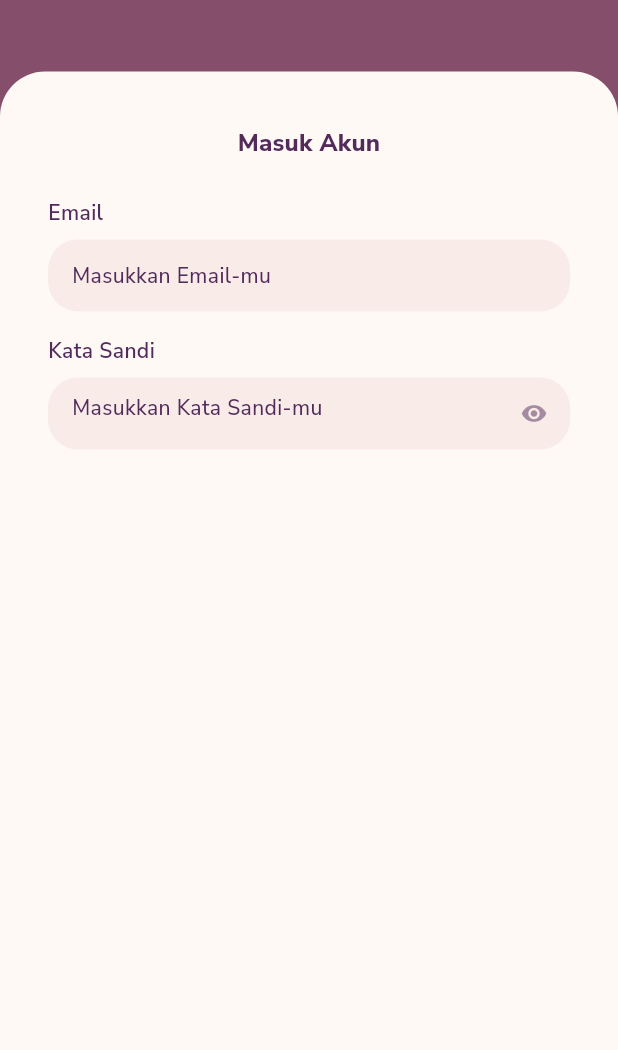
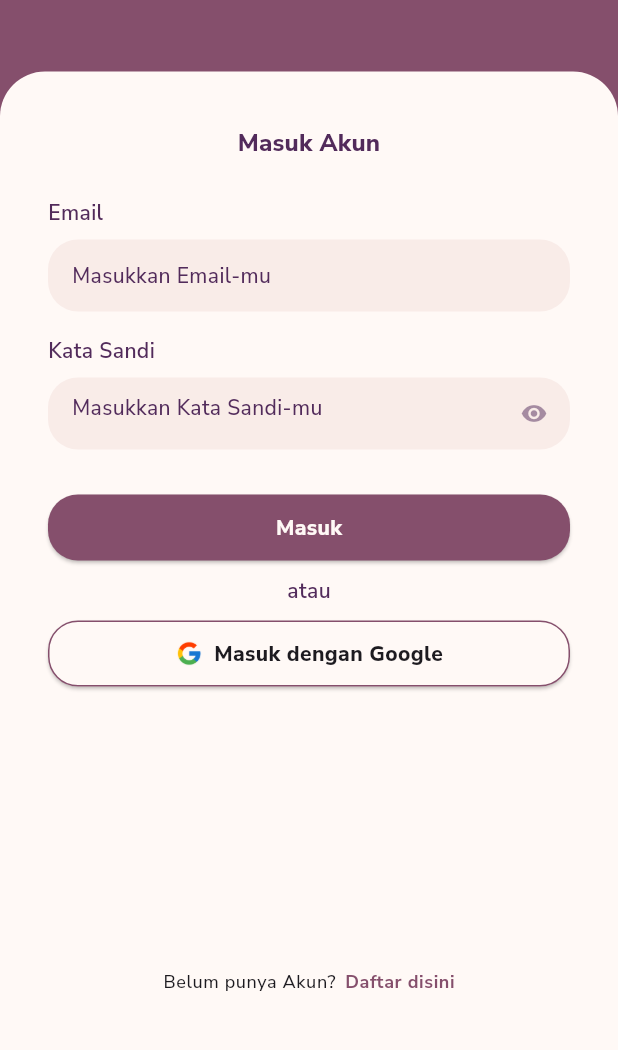
Before and after one commit to inirafli/mealty, a Flutter app: the screen it shows after launch, on a phone screen of 412 x 824 dp, the part 182-1232 px from its top. Run offline on Flutter 3.47's test engine with Material 3 defaults, Android fonts, the phone set to English and light mode, and no system bars; our stand-ins replace google_fonts.

Commit message:
completed login_screen ui design

```diff
--- a/lib/common/styles.dart
+++ b/lib/common/styles.dart
@@ -29,7 +29,7 @@ final TextTheme appTextTheme = TextTheme(
   labelLarge: GoogleFonts.nunitoSans(
       fontSize: 14, fontWeight: FontWeight.w600, letterSpacing: 1.25),
   bodySmall: GoogleFonts.nunitoSans(
-      fontSize: 10, fontWeight: FontWeight.w400, letterSpacing: 0.4),
+      fontSize: 12, fontWeight: FontWeight.w500, letterSpacing: 0.4),
   labelSmall: GoogleFonts.nunitoSans(
       fontSize: 12, fontWeight: FontWeight.w400, letterSpacing: 1.5),
 );
--- a/lib/main.dart
+++ b/lib/main.dart
@@ -39,6 +39,9 @@ class MyApp extends StatelessWidget {
             backgroundColor: primaryColor,
             foregroundColor: onPrimaryColor,
             padding: const EdgeInsets.symmetric(vertical: 12.0),
+            shape: RoundedRectangleBorder(
+              borderRadius: BorderRadius.circular(20.0),
+            ),
           ),
         ),
         textTheme: appTextTheme,
--- a/lib/ui/login_screen.dart
+++ b/lib/ui/login_screen.dart
@@ -1,7 +1,28 @@
 import 'package:flutter/material.dart';
+import 'package:mealty/widgets/auth_bottom_action.dart';
 
-class LoginScreen extends StatelessWidget {
+import '../widgets/custom_text_field.dart';
+import '../widgets/password_text_field.dart';
+import '../widgets/welcome_message.dart';
+
+class LoginScreen extends StatefulWidget {
   const LoginScreen({super.key});
+
+  @override
+  State<LoginScreen> createState() => _LoginScreenState();
+}
+
+class _LoginScreenState extends State<LoginScreen> {
+  final TextEditingController _emailController = TextEditingController();
+  final TextEditingController _passwordController = TextEditingController();
+  bool _passwordObscure = true;
+
+  @override
+  void dispose() {
+    _emailController.dispose();
+    _passwordController.dispose();
+    super.dispose();
+  }
 
   @override
   Widget build(BuildContext context) {
@@ -16,44 +37,15 @@ class LoginScreen extends StatelessWidget {
                 crossAxisAlignment: CrossAxisAlignment.start,
                 children: [
                   const SizedBox(height: 24.0),
-                  Padding(
-                    padding: const EdgeInsets.all(24.0),
-                    child: RichText(
-                      textAlign: TextAlign.start,
-                      text: TextSpan(
-                        children: [
-                          TextSpan(
-                            text: 'Selamat datang kembali\ndi ',
-                            style: Theme.of(context)
-                                .textTheme
-                                .headlineSmall
-                                ?.copyWith(
-                                  color:
-                                      Theme.of(context).colorScheme.onPrimary,
-                                  fontWeight: FontWeight.bold,
-                                ),
-                          ),
-                          TextSpan(
-                            text: 'Mealty.',
-                            style: Theme.of(context)
-                                .textTheme
-                                .headlineMedium
-                                ?.copyWith(
-                                  color:
-                                      Theme.of(context).colorScheme.secondary,
-                                  fontWeight: FontWeight.w800,
-                                ),
-                          ),
-                        ],
-                      ),
-                    ),
+                  const WelcomeMessage(
+                    firstText: 'Selamat datang kembali\ndi ',
                   ),
                   const SizedBox(height: 24.0),
                   Expanded(
                     child: Container(
                       width: double.infinity,
-                      padding: const EdgeInsets.symmetric(
-                          horizontal: 32.0, vertical: 36.0),
+                      padding: const EdgeInsets.only(
+                          left: 32.0, right: 32.0, top: 36.0, bottom: 24.0),
                       decoration: BoxDecoration(
                         color: Theme.of(context).colorScheme.onPrimary,
                         borderRadius: const BorderRadius.only(
@@ -77,11 +69,40 @@ class LoginScreen extends StatelessWidget {
                             textAlign: TextAlign.center,
                           ),
                           const SizedBox(height: 24.0),
-                          Column(
-                            crossAxisAlignment: CrossAxisAlignment.start,
-                            children: [
+                          CustomTextField(
+                            controller: _emailController,
+                            labelText: 'Email',
+                            hintText: 'Masukkan Email-mu',
+                          ),
+                          const SizedBox(height: 16.0),
+                          PasswordTextField(
+                            controller: _passwordController,
+                            obscureText: _passwordObscure,
+                            togglePasswordVisibility: () {
+                              setState(() {
+                                _passwordObscure = !_passwordObscure;
+                              });
+                            },
+                          ),
+                          const SizedBox(height: 28.0),
+                          SizedBox(
+                            width: double.infinity,
+                            child: ElevatedButton(
+                              onPressed: () {
+
+                              },
+                              child: Text(
+                                'Masuk',
+                                style: Theme.of(context).textTheme.bodyMedium?.copyWith(
+                                  color: Theme.of(context).colorScheme.onPrimary,
+                                  fontWeight: FontWeight.w800,
+                                ),
+                              ),
+                            ),
+                          ),
+                          const SizedBox(height: 8.0),
                           Text(
-                                'Email',
+                            'atau',
                             style: Theme.of(context)
                                 .textTheme
                                 .bodyMedium
@@ -92,109 +113,43 @@ class LoginScreen extends StatelessWidget {
                               fontWeight: FontWeight.w600,
                             ),
                           ),
-                              const SizedBox(height: 8),
-                              Container(
-                                decoration: BoxDecoration(
-                                  color: Theme.of(context)
-                                      .colorScheme
-                                      .surface
-                                      .withOpacity(0.2),
-                                  borderRadius: BorderRadius.circular(20),
+                          const SizedBox(height: 8.0),
+                          SizedBox(
+                            width: double.infinity,
+                            child: ElevatedButton.icon(
+                              onPressed: () {
+                                // Implement login with Google logic
+                              },
+                              style: ElevatedButton.styleFrom(
+                                backgroundColor: Theme.of(context).colorScheme.onPrimary,
+                                foregroundColor: Theme.of(context).colorScheme.onBackground,
+                                shape: RoundedRectangleBorder(
+                                  borderRadius: BorderRadius.circular(20.0),
+                                  side: BorderSide(
+                                    color: Theme.of(context).colorScheme.primary,
+                                  )
+                                )
                               ),
-                                child: TextField(
-                                  style: Theme.of(context)
-                                      .textTheme
-                                      .bodyMedium
-                                      ?.copyWith(
-                                          color: Theme.of(context)
-                                              .colorScheme
-                                              .onBackground,
-                                          fontWeight: FontWeight.w600),
-                                  decoration: InputDecoration(
-                                    contentPadding: const EdgeInsets.symmetric(
-                                        horizontal: 16, vertical: 10),
-                                    border: InputBorder.none,
-                                    hintText: 'Masukkan Email-mu',
-                                    hintStyle: Theme.of(context)
-                                        .textTheme
-                                        .bodyMedium
-                                        ?.copyWith(
-                                          color: Theme.of(context)
-                                              .colorScheme
-                                              .onBackground,
-                                          fontWeight: FontWeight.w500,
+                              icon: Image.asset(
+                                'images/google_icon.png',
+                                width: 18,
+                                height: 18,
+                              ),
+                              label: Text(
+                                'Masuk dengan Google',
+                                style: Theme.of(context).textTheme.bodyMedium?.copyWith(
+                                  fontWeight: FontWeight.w800,
                                 ),
                               ),
                             ),
                           ),
-                            ],
-                          ),
-                          const SizedBox(height: 16.0),
-                          Column(
-                            crossAxisAlignment: CrossAxisAlignment.start,
-                            children: [
-                              Text(
-                                'Kata Sandi',
-                                style: Theme.of(context)
-                                    .textTheme
-                                    .bodyMedium
-                                    ?.copyWith(
-                                      color: Theme.of(context)
-                                          .colorScheme
-                                          .onBackground,
-                                      fontWeight: FontWeight.w600,
-                                    ),
-                              ),
-                              const SizedBox(height: 8),
-                              Container(
-                                decoration: BoxDecoration(
-                                  color: Theme.of(context)
-                                      .colorScheme
-                                      .surface
-                                      .withOpacity(0.2),
-                                  borderRadius: BorderRadius.circular(20),
-                                ),
-                                child: TextField(
-                                  style: Theme.of(context)
-                                      .textTheme
-                                      .bodyMedium
-                                      ?.copyWith(
-                                          color: Theme.of(context)
-                                              .colorScheme
-                                              .onBackground,
-                                          fontWeight: FontWeight.w600),
-                                  decoration: InputDecoration(
-                                    contentPadding: const EdgeInsets.symmetric(
-                                        horizontal: 16, vertical: 10),
-                                    border: InputBorder.none,
-                                    hintText: 'Masukkan Kata Sandi-mu',
-                                    hintStyle: Theme.of(context)
-                                        .textTheme
-                                        .bodyMedium
-                                        ?.copyWith(
-                                          color: Theme.of(context)
-                                              .colorScheme
-                                              .onBackground,
-                                          fontWeight: FontWeight.w500,
-                                        ),
-                                    suffixIcon: IconButton(
-                                      icon: Icon(
-                                        Icons.visibility,
-                                        size: 18.0,
-                                        color: Theme.of(context)
-                                            .colorScheme
-                                            .onBackground
-                                            .withOpacity(0.5),
-                                      ),
-                                      onPressed: () {
-                                        // Toggle password visibility
+                          const Spacer(),
+                          FormActionRow(
+                            message: 'Belum punya Akun?',
+                            buttonText: 'Daftar disini',
+                            onButtonPressed: () {
+                              // Handle registration navigation
                             },
-                                    ),
-                                  ),
-                                  obscureText: true,
-                                ),
-                              ),
-                            ],
                           ),
                         ],
                       ),
--- /dev/null
+++ b/lib/ui/register_screen.dart
@@ -0,0 +1 @@
+import 'package:flutter/material.dart';
--- /dev/null
+++ b/lib/widgets/auth_bottom_action.dart
@@ -0,0 +1,39 @@
+import 'package:flutter/material.dart';
+
+class FormActionRow extends StatelessWidget {
+  final String message;
+  final String buttonText;
+  final VoidCallback onButtonPressed;
+
+  const FormActionRow({
+    super.key,
+    required this.message,
+    required this.buttonText,
+    required this.onButtonPressed,
+  });
+
+  @override
+  Widget build(BuildContext context) {
+    return Row(
+      mainAxisAlignment: MainAxisAlignment.center,
+      children: [
+        Text(message, style: Theme.of(context).textTheme.bodySmall),
+        const SizedBox(width: 6.0),
+        TextButton(
+          onPressed: onButtonPressed,
+          style: TextButton.styleFrom(
+            minimumSize: Size.zero, // Set this
+            padding: EdgeInsets.zero, // and this
+          ),
+          child: Text(
+            buttonText,
+            style: Theme.of(context).textTheme.bodySmall?.copyWith(
+                  color: Theme.of(context).colorScheme.primary,
+                  fontWeight: FontWeight.bold,
+                ),
+          ),
+        ),
+      ],
+    );
+  }
+}
--- /dev/null
+++ b/lib/widgets/custom_text_field.dart
@@ -0,0 +1,54 @@
+import 'package:flutter/material.dart';
+
+class CustomTextField extends StatelessWidget {
+  final TextEditingController controller;
+  final String labelText;
+  final String hintText;
+
+  const CustomTextField({
+    super.key,
+    required this.controller,
+    required this.labelText,
+    required this.hintText,
+  });
+
+  @override
+  Widget build(BuildContext context) {
+    return Column(
+      crossAxisAlignment: CrossAxisAlignment.start,
+      children: [
+        Text(
+          labelText,
+          style: Theme.of(context).textTheme.bodyMedium?.copyWith(
+                color: Theme.of(context).colorScheme.onBackground,
+                fontWeight: FontWeight.w600,
+              ),
+        ),
+        const SizedBox(height: 8),
+        Container(
+          decoration: BoxDecoration(
+            color: Theme.of(context).colorScheme.surface.withOpacity(0.2),
+            borderRadius: BorderRadius.circular(20),
+          ),
+          child: TextField(
+            controller: controller,
+            style: Theme.of(context).textTheme.bodyMedium?.copyWith(
+                  color: Theme.of(context).colorScheme.onBackground,
+                  fontWeight: FontWeight.w600,
+                ),
+            decoration: InputDecoration(
+              contentPadding:
+                  const EdgeInsets.symmetric(horizontal: 16, vertical: 10),
+              border: InputBorder.none,
+              hintText: hintText,
+              hintStyle: Theme.of(context).textTheme.bodyMedium?.copyWith(
+                    color: Theme.of(context).colorScheme.onBackground,
+                    fontWeight: FontWeight.w500,
+                  ),
+            ),
+          ),
+        ),
+      ],
+    );
+  }
+}
--- /dev/null
+++ b/lib/widgets/password_text_field.dart
@@ -0,0 +1,66 @@
+import 'package:flutter/material.dart';
+
+class PasswordTextField extends StatelessWidget {
+  final TextEditingController controller;
+  final bool obscureText;
+  final VoidCallback togglePasswordVisibility;
+
+  const PasswordTextField({
+    super.key,
+    required this.controller,
+    required this.obscureText,
+    required this.togglePasswordVisibility,
+  });
+
+  @override
+  Widget build(BuildContext context) {
+    return Column(
+      crossAxisAlignment: CrossAxisAlignment.start,
+      children: [
+        Text(
+          'Kata Sandi',
+          style: Theme.of(context).textTheme.bodyMedium?.copyWith(
+                color: Theme.of(context).colorScheme.onBackground,
+                fontWeight: FontWeight.w600,
+              ),
+        ),
+        const SizedBox(height: 8),
+        Container(
+          decoration: BoxDecoration(
+            color: Theme.of(context).colorScheme.surface.withOpacity(0.2),
+            borderRadius: BorderRadius.circular(20),
+          ),
+          child: TextField(
+            controller: controller,
+            style: Theme.of(context).textTheme.bodyMedium?.copyWith(
+                  color: Theme.of(context).colorScheme.onBackground,
+                  fontWeight: FontWeight.w600,
+                ),
+            decoration: InputDecoration(
+              contentPadding:
+                  const EdgeInsets.symmetric(horizontal: 16, vertical: 10),
+              border: InputBorder.none,
+              hintText: 'Masukkan Kata Sandi-mu',
+              hintStyle: Theme.of(context).textTheme.bodyMedium?.copyWith(
+                    color: Theme.of(context).colorScheme.onBackground,
+                    fontWeight: FontWeight.w500,
+                  ),
+              suffixIcon: IconButton(
+                icon: Icon(
+                  obscureText ? Icons.visibility : Icons.visibility_off,
+                  size: 18.0,
+                  color: Theme.of(context)
+                      .colorScheme
+                      .onBackground
+                      .withOpacity(0.5),
+                ),
+                onPressed: togglePasswordVisibility,
+              ),
+            ),
+            obscureText: obscureText,
+          ),
+        ),
+      ],
+    );
+  }
+}
--- /dev/null
+++ b/lib/widgets/welcome_message.dart
@@ -0,0 +1,35 @@
+import 'package:flutter/material.dart';
+
+class WelcomeMessage extends StatelessWidget {
+  final String firstText;
+
+  const WelcomeMessage({super.key, required this.firstText});
+
+  @override
+  Widget build(BuildContext context) {
+    return Padding(
+      padding: const EdgeInsets.all(24.0),
+      child: RichText(
+        textAlign: TextAlign.start,
+        text: TextSpan(
+          children: [
+            TextSpan(
+              text: firstText,
+              style: Theme.of(context).textTheme.headlineSmall?.copyWith(
+                    color: Theme.of(context).colorScheme.onPrimary,
+                    fontWeight: FontWeight.bold,
+                  ),
+            ),
+            TextSpan(
+              text: 'Mealty.',
+              style: Theme.of(context).textTheme.headlineMedium?.copyWith(
+                    color: Theme.of(context).colorScheme.secondary,
+                    fontWeight: FontWeight.w800,
+                  ),
+            ),
+          ],
+        ),
+      ),
+    );
+  }
+}
```
Also changed, not shown: pubspec.yaml (+2 -31 lines), images/google_icon.png (added). Lines whose indentation alone changed are shown as unchanged.
